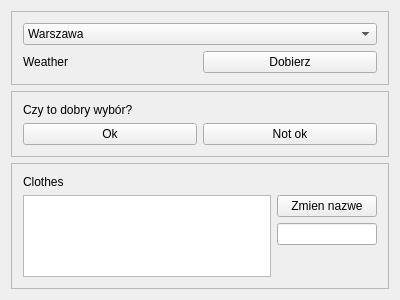
Before: the Qt Designer form mainwindow.ui in strza1ka/Ekspertowe, drawn with Qt 5.
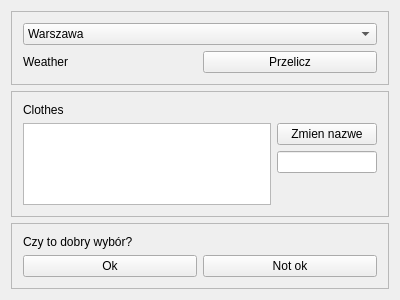
After: the same form once the commit is applied.

Commit message: obsługa OK

Diff of the .ui file:
```diff
--- a/mainwindow.ui
+++ b/mainwindow.ui
@@ -48,7 +48,7 @@
        <item row="1" column="1">
         <widget class="QPushButton" name="pushButtonSearch">
          <property name="text">
-          <string>Dobierz</string>
+          <string>Przelicz</string>
          </property>
         </widget>
        </item>
@@ -90,7 +90,7 @@
       </layout>
      </widget>
     </item>
-    <item row="1" column="0">
+    <item row="4" column="0">
      <widget class="QFrame" name="frameResult">
       <property name="frameShape">
        <enum>QFrame::StyledPanel</enum>
@@ -106,14 +106,14 @@
          </property>
         </widget>
        </item>
-       <item row="1" column="0">
+       <item row="2" column="0">
         <widget class="QPushButton" name="pushButtonOk">
          <property name="text">
           <string>Ok</string>
          </property>
         </widget>
        </item>
-       <item row="1" column="1">
+       <item row="2" column="1">
         <widget class="QPushButton" name="pushButtonNotOk">
          <property name="text">
           <string>Not ok</string>
```
The commit also changes 2 other files.
